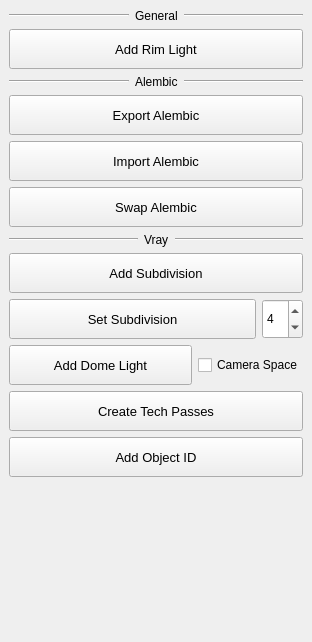
Before: the Qt Designer form Tapp/Maya/lighting/resources/lighting_gui.ui in bumpybox/Tapp, drawn with Qt 5.
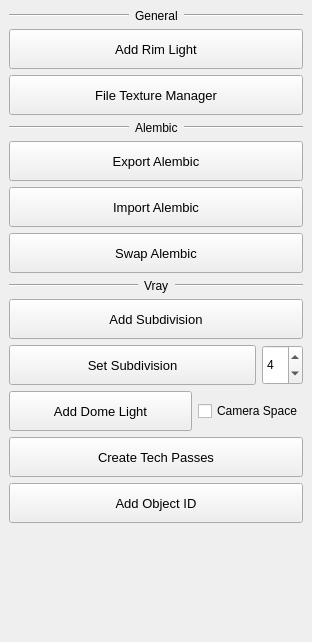
After: the same form once the commit is applied.

```diff
--- a/Tapp/Maya/lighting/resources/lighting_gui.ui
+++ b/Tapp/Maya/lighting/resources/lighting_gui.ui
@@ -81,6 +81,32 @@
       </property>
      </widget>
     </item>
+    <item>
+     <widget class="QPushButton" name="fileTextureManager_pushButton">
+      <property name="sizePolicy">
+       <sizepolicy hsizetype="Expanding" vsizetype="Preferred">
+        <horstretch>0</horstretch>
+        <verstretch>0</verstretch>
+       </sizepolicy>
+      </property>
+      <property name="minimumSize">
+       <size>
+        <width>0</width>
+        <height>40</height>
+       </size>
+      </property>
+      <property name="font">
+       <font>
+        <pointsize>10</pointsize>
+        <weight>50</weight>
+        <bold>false</bold>
+       </font>
+      </property>
+      <property name="text">
+       <string>File Texture Manager</string>
+      </property>
+     </widget>
+    </item>
     <item>
      <layout class="QHBoxLayout" name="horizontalLayout_5">
       <item>
```
